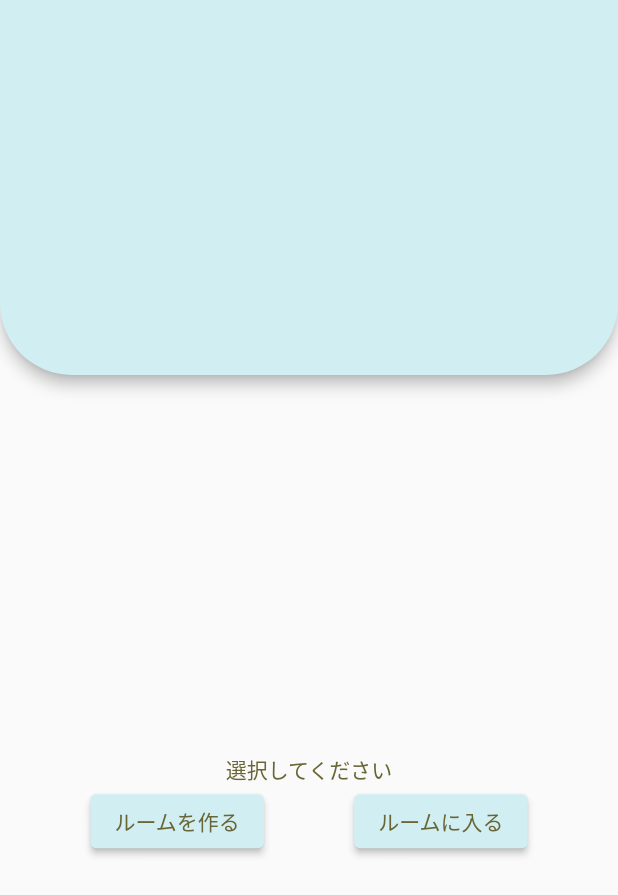
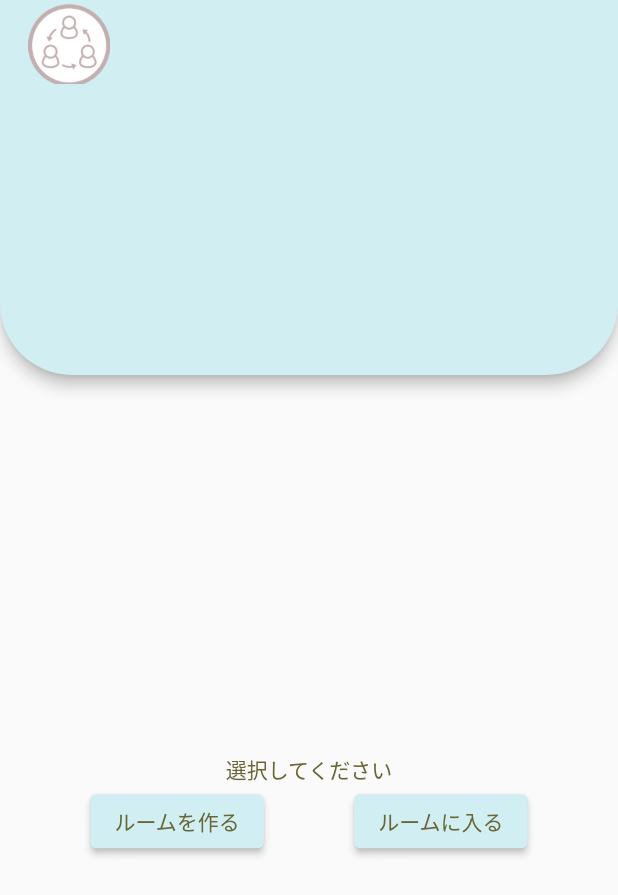
Before and after one commit to Tdrj2716/study_app_hackathon, a Flutter app: the screen it shows after launch, on a phone screen of 412 x 824 dp. Shown: the top 895 px of the screen. Run offline on Flutter 3.47's test engine with Material 2 defaults, Android fonts, the phone set to English and light mode, and no system bars.

Commit message:
welcome画面にアイコンを追加

```diff
--- a/lib/welcome.dart
+++ b/lib/welcome.dart
@@ -8,10 +8,14 @@ class Welcome extends StatelessWidget {
   Widget build(BuildContext context) {
     return Scaffold(
       appBar: PreferredSize(
-        preferredSize: Size.fromHeight(250),
+        preferredSize: const Size.fromHeight(250),
         child: AppBar(
-            //title: Text("ホーム"),
-            backgroundColor: Color(0xFFD1EEF3),
+            title: Image.asset(
+              'images/icon.png',
+              height: 60,
+              width: 60,
+            ),
+            backgroundColor: const Color(0xFFD1EEF3),
             shape: const RoundedRectangleBorder(
               borderRadius: BorderRadius.vertical(
                 bottom: Radius.circular(48.0),
@@ -30,20 +34,20 @@ class Welcome extends StatelessWidget {
             mainAxisAlignment: MainAxisAlignment.spaceEvenly,
             children: [
               ElevatedButton(
-                child: const Text('ルームを作る'),
                 style: ElevatedButton.styleFrom(
                   primary: Color(0xFFD1EEF3),
                   onPrimary: Color(0xFF696636),
                 ),
                 onPressed: () {},
+                child: const Text('ルームを作る'),
               ),
               ElevatedButton(
-                child: const Text('ルームに入る'),
                 style: ElevatedButton.styleFrom(
-                  primary: Color(0xFFD1EEF3),
-                  onPrimary: Color(0xFF696636),
+                  primary: const Color(0xFFD1EEF3),
+                  onPrimary: const Color(0xFF696636),
                 ),
                 onPressed: () {},
+                child: const Text('ルームに入る'),
               ),
             ],
           )
--- a/pubspec.yaml
+++ b/pubspec.yaml
@@ -58,7 +58,8 @@ flutter:
   uses-material-design: true
 
   # To add assets to your application, add an assets section, like this:
-  # assets:
+  assets:
+    - images/
   #   - images/a_dot_burr.jpeg
   #   - images/a_dot_ham.jpeg
 
```
Also changed, not shown: images/icon.png (added).
